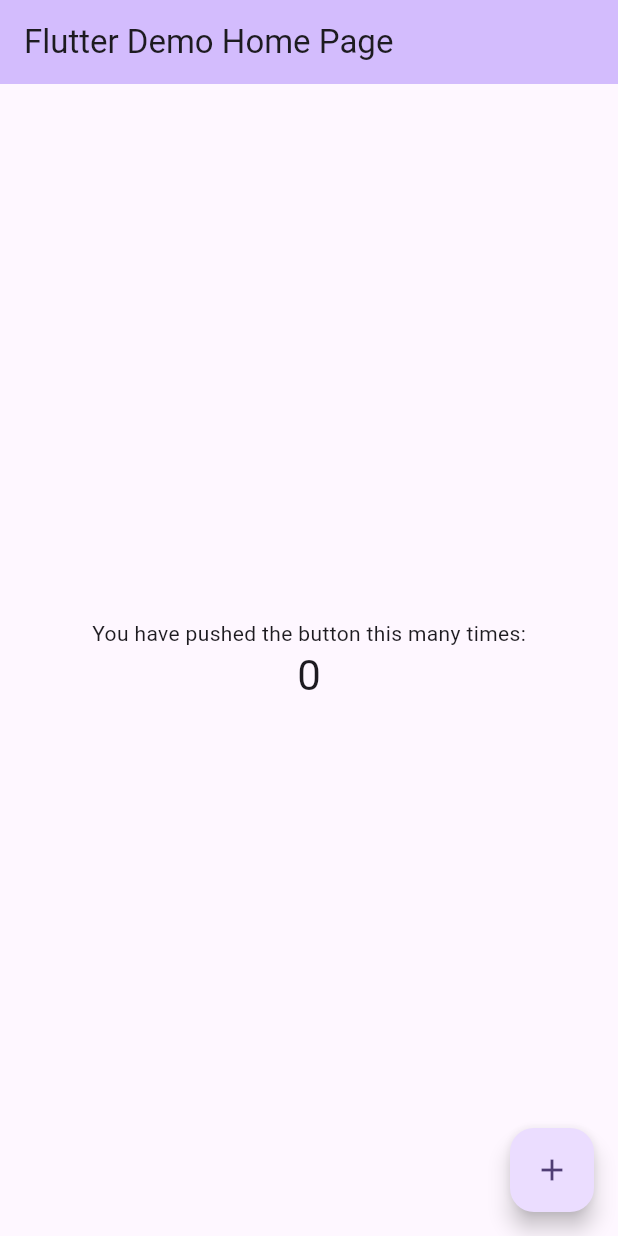
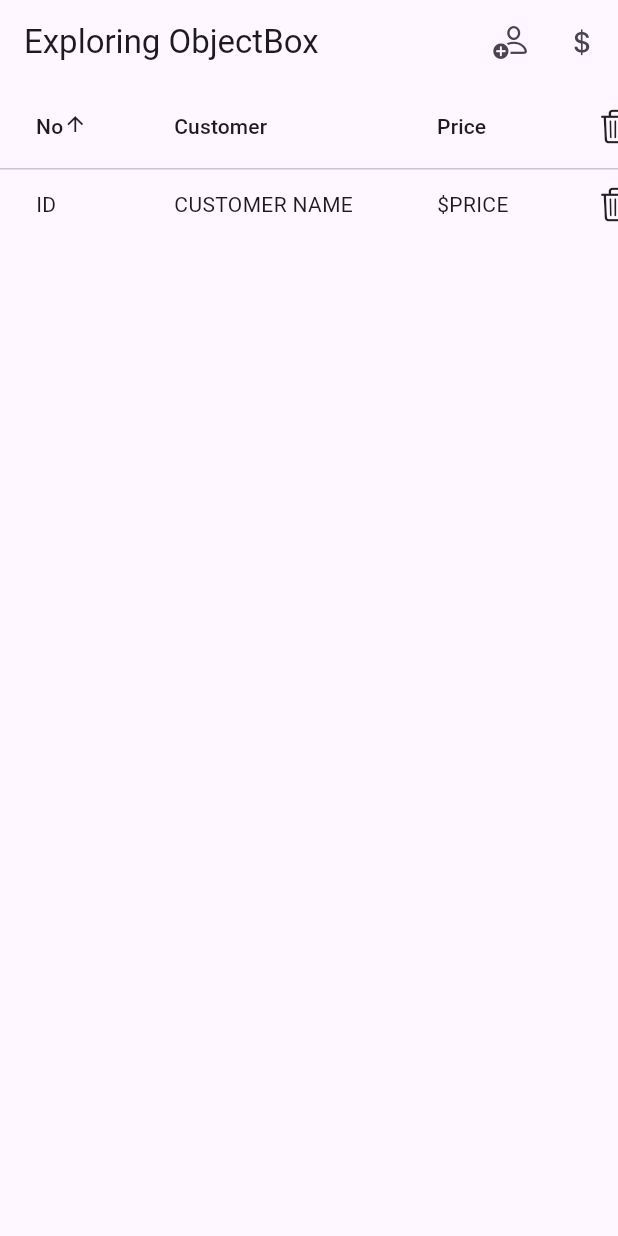
Before and after one commit to Atuoha/object_box_using_flutter, a Flutter app: the screen it shows after launch, on a phone screen of 412 x 824 dp. Run offline on Flutter 3.47's test engine with Material 3 defaults, Android fonts, the phone set to English and light mode, and no system bars; our stand-ins replace faker.

Commit message:
full ui setup

```diff
--- /dev/null
+++ b/lib/components/order_data_table.dart
@@ -0,0 +1,68 @@
+import 'package:flutter/cupertino.dart';
+import 'package:flutter/material.dart';
+
+class OrderDataTable extends StatefulWidget {
+  const OrderDataTable({super.key, required this.onSort});
+
+  final void Function(int column, bool ascending) onSort;
+
+  @override
+  State<OrderDataTable> createState() => _OrderDataTableState();
+}
+
+class _OrderDataTableState extends State<OrderDataTable> {
+  bool sortAscending = true;
+  int sortColumnIndex = 0;
+
+  @override
+  Widget build(BuildContext context) {
+    return SingleChildScrollView(
+      scrollDirection: Axis.horizontal,
+      child: SingleChildScrollView(
+        child: DataTable(
+          sortAscending: sortAscending,
+          sortColumnIndex: sortColumnIndex,
+          columns: [
+            DataColumn(
+              label: const Text('No'),
+              onSort: _onDataColumnSort,
+            ),
+            DataColumn(
+              label: const Text('Customer'),
+              onSort: _onDataColumnSort,
+            ),
+            DataColumn(
+              label: const Text('Price'),
+              onSort: _onDataColumnSort,
+            ),
+            const DataColumn(
+              label: Icon(CupertinoIcons.delete),
+            ),
+          ],
+          rows: [
+            DataRow(
+              cells: [
+                const DataCell(Text('ID')),
+                DataCell(const Text('CUSTOMER NAME'), onTap: () {
+                  // Todo: implement this
+                }),
+                const DataCell(Text('\$PRICE')),
+                DataCell(const Icon(CupertinoIcons.delete), onTap: () {
+                  // Todo: implement this
+                }),
+              ],
+            )
+          ],
+        ),
+      ),
+    );
+  }
+
+  void _onDataColumnSort(int columnIndex, bool ascending) {
+    setState(() {
+      sortColumnIndex = columnIndex;
+      sortAscending = ascending;
+    });
+    widget.onSort(columnIndex, ascending);
+  }
+}
--- a/lib/main.dart
+++ b/lib/main.dart
@@ -1,4 +1,5 @@
 import 'package:flutter/material.dart';
+import 'package:object_box/screens/home_page.dart';
 
 void main() {
   runApp(const MyApp());
@@ -7,119 +8,15 @@
 class MyApp extends StatelessWidget {
   const MyApp({super.key});
 
-  // This widget is the root of your application.
   @override
   Widget build(BuildContext context) {
     return MaterialApp(
       title: 'Flutter Demo',
       theme: ThemeData(
-        // This is the theme of your application.
-        //
-        // TRY THIS: Try running your application with "flutter run". You'll see
-        // the application has a purple toolbar. Then, without quitting the app,
-        // try changing the seedColor in the colorScheme below to Colors.green
-        // and then invoke "hot reload" (save your changes or press the "hot
-        // reload" button in a Flutter-supported IDE, or press "r" if you used
-        // the command line to start the app).
-        //
-        // Notice that the counter didn't reset back to zero; the application
-        // state is not lost during the reload. To reset the state, use hot
-        // restart instead.
-        //
-        // This works for code too, not just values: Most code changes can be
-        // tested with just a hot reload.
         colorScheme: ColorScheme.fromSeed(seedColor: Colors.deepPurple),
         useMaterial3: true,
       ),
-      home: const MyHomePage(title: 'Flutter Demo Home Page'),
+      home: const HomePage(),
     );
   }
 }
-
-class MyHomePage extends StatefulWidget {
-  const MyHomePage({super.key, required this.title});
-
-  // This widget is the home page of your application. It is stateful, meaning
-  // that it has a State object (defined below) that contains fields that affect
-  // how it looks.
-
-  // This class is the configuration for the state. It holds the values (in this
-  // case the title) provided by the parent (in this case the App widget) and
-  // used by the build method of the State. Fields in a Widget subclass are
-  // always marked "final".
-
-  final String title;
-
-  @override
-  State<MyHomePage> createState() => _MyHomePageState();
-}
-
-class _MyHomePageState extends State<MyHomePage> {
-  int _counter = 0;
-
-  void _incrementCounter() {
-    setState(() {
-      // This call to setState tells the Flutter framework that something has
-      // changed in this State, which causes it to rerun the build method below
-      // so that the display can reflect the updated values. If we changed
-      // _counter without calling setState(), then the build method would not be
-      // called again, and so nothing would appear to happen.
-      _counter++;
-    });
-  }
-
-  @override
-  Widget build(BuildContext context) {
-    // This method is rerun every time setState is called, for instance as done
-    // by the _incrementCounter method above.
-    //
-    // The Flutter framework has been optimized to make rerunning build methods
-    // fast, so that you can just rebuild anything that needs updating rather
-    // than having to individually change instances of widgets.
-    return Scaffold(
-      appBar: AppBar(
-        // TRY THIS: Try changing the color here to a specific color (to
-        // Colors.amber, perhaps?) and trigger a hot reload to see the AppBar
-        // change color while the other colors stay the same.
-        backgroundColor: Theme.of(context).colorScheme.inversePrimary,
-        // Here we take the value from the MyHomePage object that was created by
-        // the App.build method, and use it to set our appbar title.
-        title: Text(widget.title),
-      ),
-      body: Center(
-        // Center is a layout widget. It takes a single child and positions it
-        // in the middle of the parent.
-        child: Column(
-          // Column is also a layout widget. It takes a list of children and
-          // arranges them vertically. By default, it sizes itself to fit its
-          // children horizontally, and tries to be as tall as its parent.
-          //
-          // Column has various properties to control how it sizes itself and
-          // how it positions its children. Here we use mainAxisAlignment to
-          // center the children vertically; the main axis here is the vertical
-          // axis because Columns are vertical (the cross axis would be
-          // horizontal).
-          //
-          // TRY THIS: Invoke "debug painting" (choose the "Toggle Debug Paint"
-          // action in the IDE, or press "p" in the console), to see the
-          // wireframe for each widget.
-          mainAxisAlignment: MainAxisAlignment.center,
-          children: <Widget>[
-            const Text(
-              'You have pushed the button this many times:',
-            ),
-            Text(
-              '$_counter',
-              style: Theme.of(context).textTheme.headlineMedium,
-            ),
-          ],
-        ),
-      ),
-      floatingActionButton: FloatingActionButton(
-        onPressed: _incrementCounter,
-        tooltip: 'Increment',
-        child: const Icon(Icons.add),
-      ), // This trailing comma makes auto-formatting nicer for build methods.
-    );
-  }
-}
--- /dev/null
+++ b/lib/screens/home_page.dart
@@ -0,0 +1,63 @@
+import 'package:faker/faker.dart';
+import 'package:flutter/cupertino.dart';
+import 'package:flutter/foundation.dart';
+import 'package:flutter/material.dart';
+
+import '../components/order_data_table.dart';
+
+class HomePage extends StatefulWidget {
+  const HomePage({super.key});
+
+  @override
+  State<HomePage> createState() => _HomePageState();
+}
+
+class _HomePageState extends State<HomePage> {
+  var faker = Faker();
+
+  @override
+  void initState() {
+    setNewPerson();
+    super.initState();
+  }
+
+  void setNewPerson() {
+    if (kDebugMode) {
+      print(faker.person.name());
+    }
+  }
+
+  void addNewData() {
+    if (kDebugMode) {
+      print('${faker.randomGenerator.integer(1000, min: 10)}');
+    }
+  }
+
+  @override
+  Widget build(BuildContext context) {
+    return Scaffold(
+      appBar: AppBar(
+        title: const Text('Exploring ObjectBox'),
+        actions: [
+          IconButton(
+            onPressed: () => setNewPerson(),
+            icon: const Icon(
+              CupertinoIcons.person_add,
+            ),
+          ),
+          IconButton(
+            onPressed: () => addNewData(),
+            icon: const Icon(
+              CupertinoIcons.money_dollar,
+            ),
+          )
+        ],
+      ),
+      body: OrderDataTable(
+        onSort: (int column, bool ascending) {
+          // Todo: implement this
+        },
+      ),
+    );
+  }
+}
--- a/pubspec.yaml
+++ b/pubspec.yaml
@@ -36,6 +36,7 @@
   # Use with the CupertinoIcons class for iOS style icons.
   cupertino_icons: ^1.0.2
   objectbox: ^2.4.0
+  faker: ^2.1.0
 
 dev_dependencies:
   flutter_test:
```
Also changed, not shown: pubspec.lock.
